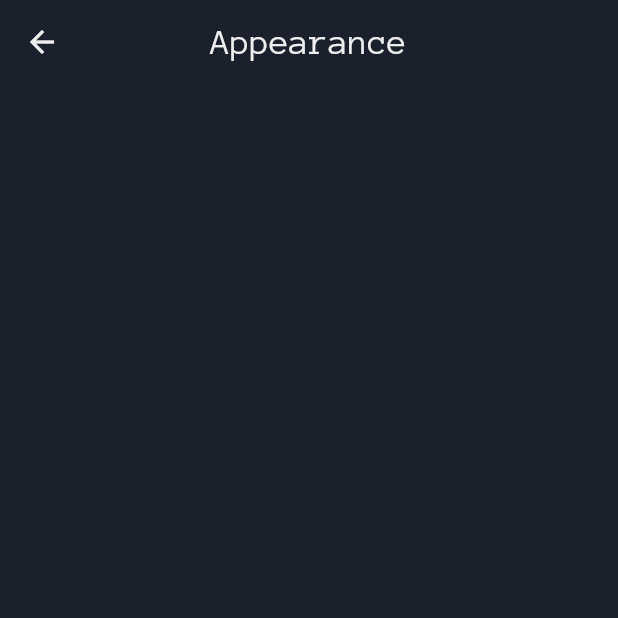
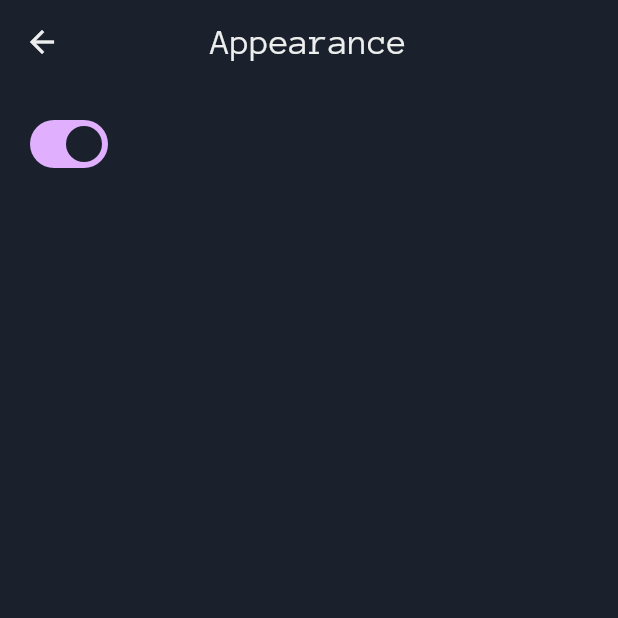
Before and after one commit to kibis-is/mobile-app, a Flutter app: the AppearanceScreen screen opened by its route, on a phone screen of 412 x 824 dp, the top half of it. Run offline on Flutter 3.47's test engine with Material 3 defaults, Android fonts, the phone set to English and light mode, and no system bars; our stand-ins replace equatable, flutter_riverpod, flutter_svg, go_router, gradient_borders, loading_overlay and 2 more; missing offline and left inert: algorand_dart, ellipsized_text; accounts and stored records are empty; statements that could not run were skipped.

Commit message:
Implement dark/light theme toggle

```diff
--- a/lib/features/settings/appearance/appearance_screen.dart
+++ b/lib/features/settings/appearance/appearance_screen.dart
@@ -1,22 +1,32 @@
 import 'package:flutter/material.dart';
+import 'package:flutter_riverpod/flutter_riverpod.dart';
 import 'package:kibisis/constants/constants.dart';
+import 'package:kibisis/theme/providers/theme_provider.dart';
 
-class AppearanceScreen extends StatelessWidget {
+class AppearanceScreen extends ConsumerWidget {
   static String title = 'Appearance';
   const AppearanceScreen({super.key});
 
   @override
-  Widget build(BuildContext context) {
+  Widget build(BuildContext context, WidgetRef ref) {
+    final theme = ref.watch(themeProvider);
     return Scaffold(
       appBar: AppBar(
         title: Text(title),
       ),
-      body: const Padding(
-        padding: EdgeInsets.symmetric(horizontal: kScreenPadding),
+      body: Padding(
+        padding: const EdgeInsets.symmetric(horizontal: kScreenPadding),
         child: Column(
           children: [
-            SizedBox(
+            const SizedBox(
               height: kScreenPadding,
+            ),
+            Switch(
+              value: ref.watch(themeProvider) == ThemeMode.dark,
+              onChanged: (newValue) {
+                ref.read(themeProvider.notifier).update(
+                    (state) => newValue ? ThemeMode.dark : ThemeMode.light);
+              },
             ),
           ],
         ),
--- a/lib/main.dart
+++ b/lib/main.dart
@@ -19,14 +19,14 @@ class Kibisis extends ConsumerWidget {
   Widget build(BuildContext context, WidgetRef ref) {
     final router = ref.watch(goRouterProvider);
 
-    final isDarkMode = ref.watch(themeProvider);
+    final theme = ref.watch(themeProvider);
 
     return MaterialApp.router(
       routerConfig: router,
       title: 'Kibisis',
       theme: lightTheme,
       darkTheme: darkTheme,
-      themeMode: isDarkMode ? ThemeMode.dark : ThemeMode.dark,
+      themeMode: theme,
     );
   }
 }
```
Also changed, not shown: lib/theme/providers/theme_provider.dart (+4 -20 lines).
